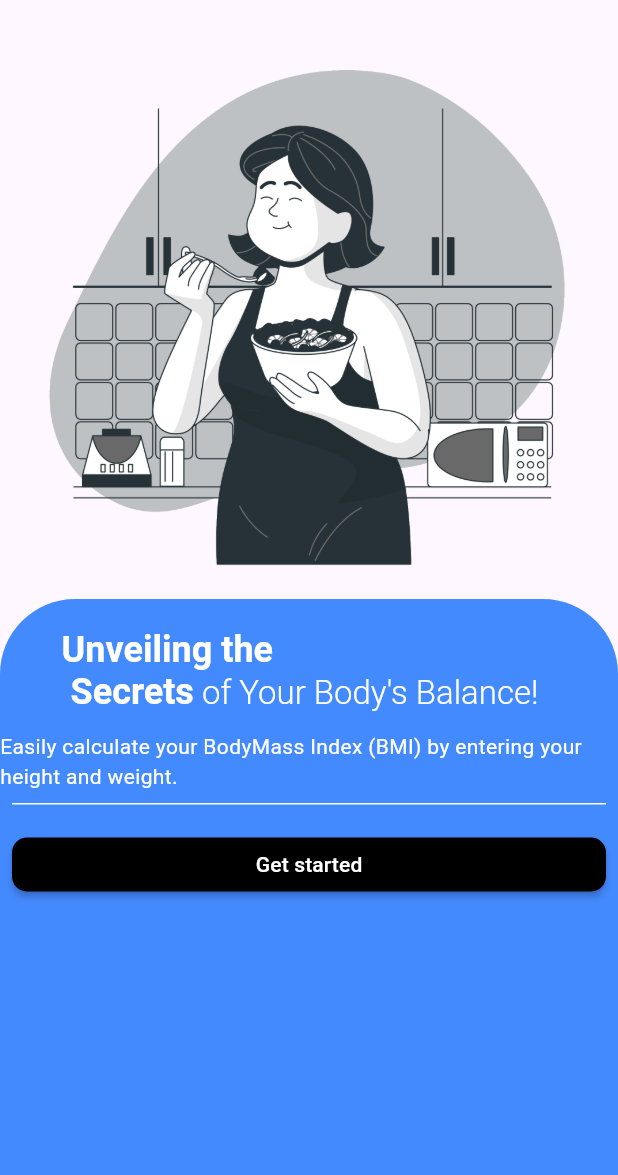
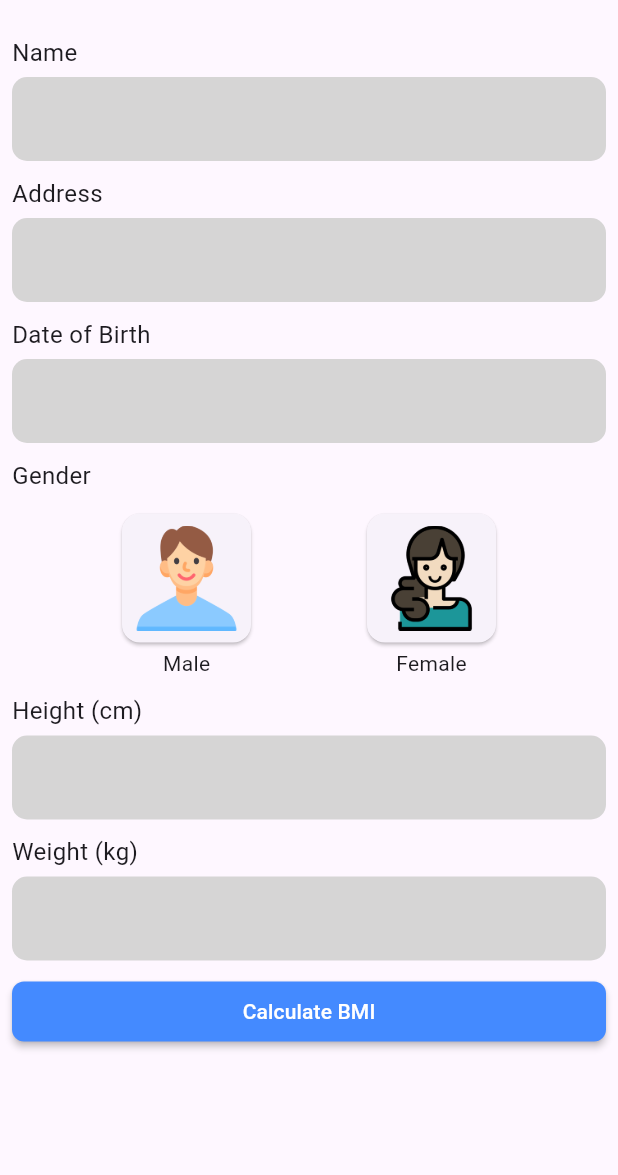
Before and after one commit to DK-UK/BMI-Calculator, a Flutter app: the screen it shows after launch, after a tap on "Get started", on a phone screen of 412 x 824 dp, the part 61-1236 px from its top. Run offline on Flutter 3.47's test engine with Material 3 defaults, Android fonts, the phone set to English and light mode, and no system bars; our stand-ins replace flutter_svg.

Commit message:
calculator screen done

```diff
--- a/lib/InfoScreen.dart
+++ b/lib/InfoScreen.dart
@@ -1,3 +1,4 @@
+import 'package:bmi_calculator/calculator.dart';
 import 'package:bmi_calculator/custom_widgets/AppNameWidget.dart';
 import 'package:flutter/material.dart';
 
@@ -38,7 +39,10 @@ class _InfoScreenState extends State<Infoscreen> {
               ),
               child : Column(
                 children : [
-                    Padding(
+
+                    Expanded(
+                      flex: 2,
+                      child: Padding(
                         padding: const EdgeInsets.fromLTRB(0, 20, 12, 12),
                         child: RichText(
                           text: TextSpan(
@@ -62,11 +66,19 @@ class _InfoScreenState extends State<Infoscreen> {
                             ]
                         )),
                       ),
+                    ),
 
-                    Text("Easily calculate your BodyMass Index (BMI) by entering your height and weight.",
+
+                    Expanded(
+                      flex: 1,
+                      child: Padding(
+                       padding: const EdgeInsets.fromLTRB(20, 0, 12, 12),
+                        child: Text("Easily calculate your BodyMass Index (BMI) by entering your height and weight.",
                         style: TextStyle(
                           color: Colors.white
                         ),),
+                      ),
+                    ),
 
 
                     Padding(
@@ -86,7 +98,9 @@ class _InfoScreenState extends State<Infoscreen> {
                           textColor: Colors.white,
                           shape: RoundedRectangleBorder(borderRadius: BorderRadius.circular(10)),
                           onPressed: () {
-
+                            Navigator.pushReplacement(context, MaterialPageRoute(builder: (context){
+                                return Calculator();
+                            }));
                         }, child: Padding(
                           padding: const EdgeInsets.all(8.0),
                           child: Text("Get started"),
--- /dev/null
+++ b/lib/calculator.dart
@@ -0,0 +1,253 @@
+import 'package:bmi_calculator/BMIResultScreen.dart';
+import 'package:bmi_calculator/InfoScreen.dart';
+import 'package:bmi_calculator/custom_widgets/AppNameWidget.dart';
+import 'package:bmi_calculator/custom_widgets/CustomTextField.dart';
+import 'package:flutter/material.dart';
+
+class Calculator extends StatefulWidget {
+  Calculator({super.key});
+
+  @override
+  State<Calculator> createState() => _CalculatorState();
+}
+
+class _CalculatorState extends State<Calculator> {
+  String name = "";
+
+  String? errorName;
+
+  String address = "";
+
+  String? errorAddress;
+
+  int years = 0;
+  String DOB = "";
+
+  String? errorDOB;
+
+  double height = 0.0;
+
+  String? errorHeight;
+
+  double weight = 0.0;
+
+  String? errorWeight;
+
+  double bmiValue = 0.0;
+
+  @override
+  Widget build(BuildContext context) {
+
+    print("erroName : $errorName --- address : $address -- dob : height : $height -- weight : $weight");
+    return Scaffold(
+      appBar: AppBar(
+        title: Appnamewidget(appNameAlignment: MainAxisAlignment.start),
+      ),
+      body: SingleChildScrollView(
+        child: Padding(
+          padding: const EdgeInsets.all(8.0),
+          child: Column(
+            crossAxisAlignment: CrossAxisAlignment.start,
+            spacing: 10,
+            children: [
+              // Name
+              Customtextfield(
+                  label: "Name",
+                  errorMsg: errorName,
+                  onChanged: (value) {
+                    name = value;
+                    errorName = value.isNotEmpty ? null : null;
+                    setState(() {
+
+                    });
+                  },
+                  onTap: null,
+                  readOnly: null),
+
+              // Address
+              Customtextfield(
+                  label: "Address",
+                  errorMsg: errorAddress,
+                  onChanged: (value) {
+                    address = value;
+                    errorAddress = value.isNotEmpty ? null : null;
+                    setState(() {
+
+                    });
+                  },
+                  onTap: null,
+                  readOnly: null),
+
+              // DOB
+              Customtextfield(
+                  label: "Date of Birth",
+                  errorMsg: errorDOB,
+                  hint: DOB,
+                  onChanged: (value) {},
+                  onTap: () async {
+                    print("ON TTAP");
+                    var dob = await showDatePicker(
+                        context: context,
+                        firstDate: DateTime(1900),
+                        lastDate: DateTime(2025));
+
+                      DOB = "${dob?.day}/${dob?.month}/${dob?.year}";
+                    years = calculateBOD(dob!);
+
+
+                    print("DOB : $dob");
+                    setState(() {
+
+                    });
+                  },
+                  readOnly: true),
+
+              // Gender
+              Text(
+                "Gender",
+                style: TextStyle(fontWeight: FontWeight.w400, fontSize: 16),
+              ),
+
+              Row(
+                mainAxisAlignment: MainAxisAlignment.spaceEvenly,
+                children: [
+                  InkWell(
+                    onTap: () {},
+                    customBorder: RoundedRectangleBorder(
+                        borderRadius: BorderRadius.all(Radius.circular(20))),
+                    child: Column(
+                      children: [
+                        Card(
+                          color: null,
+                          child: Padding(
+                            padding: const EdgeInsets.all(8.0),
+                            child: Image.asset(
+                              "assets/man.png",
+                              width: 70,
+                              height: 70,
+                            ),
+                          ),
+                        ),
+                        Text("Male")
+                      ],
+                    ),
+                  ),
+                  InkWell(
+                    onTap: () {},
+                    customBorder: RoundedRectangleBorder(
+                        borderRadius: BorderRadius.all(Radius.circular(20))),
+                    child: Column(
+                      children: [
+                        Card(
+                          child: Padding(
+                            padding: const EdgeInsets.all(8.0),
+                            child: Image.asset(
+                              "assets/woman.png",
+                              width: 70,
+                              height: 70,
+                            ),
+                          ),
+                        ),
+                        Text("Female")
+                      ],
+                    ),
+                  )
+                ],
+              ),
+
+              // Height
+              Customtextfield(
+                label: "Height (cm)",
+                errorMsg: errorHeight,
+                onChanged: (value) {
+                  height = (value.length > 0) ? double.parse(value) : 0.0;
+                  errorHeight = height <= 0.0 ? null : null;
+                    setState(() {
+
+                    });
+                },
+                onTap: null,
+                readOnly: null,
+                keyboardType: TextInputType.numberWithOptions(),
+              ),
+
+              // Weight
+              Customtextfield(
+                label: "Weight (kg)",
+                errorMsg: errorWeight,
+                onChanged: (value) {
+                  weight = (value.length > 0) ? double.parse(value) : 0.0;
+                  errorWeight = weight <= 0.0 ? null : null;
+                    setState(() {
+
+                    });
+                },
+                onTap: null,
+                readOnly: null,
+                keyboardType: TextInputType.numberWithOptions(),
+              ),
+
+              Container(
+                width: double.infinity,
+                child: MaterialButton(
+                    shape: RoundedRectangleBorder(
+                        borderRadius: BorderRadius.circular(8)),
+                    color: Colors.blueAccent,
+                    textColor: Colors.white,
+                    child: Padding(
+                      padding: EdgeInsets.fromLTRB(0, 10, 0, 10),
+                      child: Text("Calculate BMI"),
+                    ),
+                    onPressed: () {
+                      if (name.isEmpty) {
+                        errorName = "Name is required";
+                      } else if (address.isEmpty) {
+                        errorAddress = "Address is required";
+                      } else if (years <= 0) {
+                        errorDOB = "DOB is required";
+                      } else if (height <= 0.0) {
+                        errorHeight = "Invalid height";
+                      } else if (weight <= 0.0) {
+                        errorWeight = "Invalid weight";
+                      } else {
+                        var bmi = (weight / ((height / 100) * (height / 100)));
+                        BMIResult result = BMIResult(name, address, years, height, weight, bmi);
+                        Navigator.push(context, MaterialPageRoute(builder: (context){
+                          return Bmiresultscreen(result: result,);
+                        }));
+                      }
+                      setState(() {
+
+                      });
+                    }),
+              )
+            ],
+          ),
+        ),
+      ),
+    );
+  }
+}
+
+int calculateBOD(DateTime date) {
+  var current = DateTime.now();
+  var years = current.year - date.year;
+  return years;
+}
+
+class BMIResult {
+  const BMIResult(this.name, this.address, this.years, this.height, this.weight,
+      this.bmiValue);
+
+  final String name;
+
+  final String address;
+
+  final int years;
+
+  final double height;
+
+  final double weight;
+
+  final double bmiValue;
+}
--- a/lib/custom_widgets/AppNameWidget.dart
+++ b/lib/custom_widgets/AppNameWidget.dart
@@ -15,14 +15,14 @@ class Appnamewidget extends StatelessWidget {
       children: [
          Text("BMI",
               style: TextStyle(
-                color: const Color.fromARGB(255, 68, 87, 255),
+                color: themeColor(),
                 fontSize: 20,
                 fontWeight: FontWeight.bold
               ),),
 
 Text("Buddy",
               style: TextStyle(
-                color: const Color.fromARGB(255, 68, 87, 255),
+                color: themeColor(),
                 fontSize: 20,
               ),),
 
@@ -30,3 +30,5 @@ Text("Buddy",
     );
   }
 }
+
+Color themeColor() => Color.fromARGB(255, 68, 87, 255);
--- /dev/null
+++ b/lib/custom_widgets/CustomTextField.dart
@@ -0,0 +1,51 @@
+import 'package:flutter/material.dart';
+
+class Customtextfield extends StatelessWidget {
+  const Customtextfield({super.key, required this.label, required this.onChanged, required this.onTap, required this.readOnly, this.keyboardType, this.prefixIcon, this.postfixIcon, this.errorMsg, this.hint});
+
+  final String label;
+  final String? hint;
+  final Function(String) onChanged;
+  final Function()? onTap;
+  final bool? readOnly;
+  final TextInputType? keyboardType;
+  final String? errorMsg;
+  final Widget? prefixIcon;
+  final Widget? postfixIcon;
+
+  @override
+  Widget build(BuildContext context) {
+    // TODO: implement build
+    return Column(
+      crossAxisAlignment: CrossAxisAlignment.start,
+      spacing: 5,
+      children: [
+        Text(label,
+        style: TextStyle(
+          fontWeight: FontWeight.w400,
+          fontSize: 16
+        ),),
+
+        TextField(
+          onChanged: onChanged,
+          readOnly: readOnly != null ? true : false,
+          onTap: onTap,
+          keyboardType : keyboardType != null ? keyboardType : TextInputType.text,
+
+          decoration: InputDecoration(
+            hintText: hint,
+            errorText: (errorMsg != null) ? errorMsg : null,
+            prefixIcon: prefixIcon,
+            suffix: postfixIcon,
+            filled: true,
+            fillColor: const Color.fromARGB(255, 214, 213, 213),
+            border: OutlineInputBorder(
+              borderSide: BorderSide.none,
+              borderRadius: BorderRadius.all(Radius.circular(10)),
+            )
+          ),
+        ),
+      ],
+    );
+  }
+}
--- a/pubspec.yaml
+++ b/pubspec.yaml
@@ -9,6 +9,7 @@ environment:
 dependencies:
   flutter:
     sdk: flutter
+  flutter_svg: ^2.0.17
 
 dev_dependencies:
   flutter_test:
```
Also changed, not shown: lib/BMIResultScreen.dart (added, +208 -0 lines), assets/human_body.png (deleted), assets/human_body.svg (added), pubspec.lock. Lines whose indentation alone changed are shown as unchanged.
